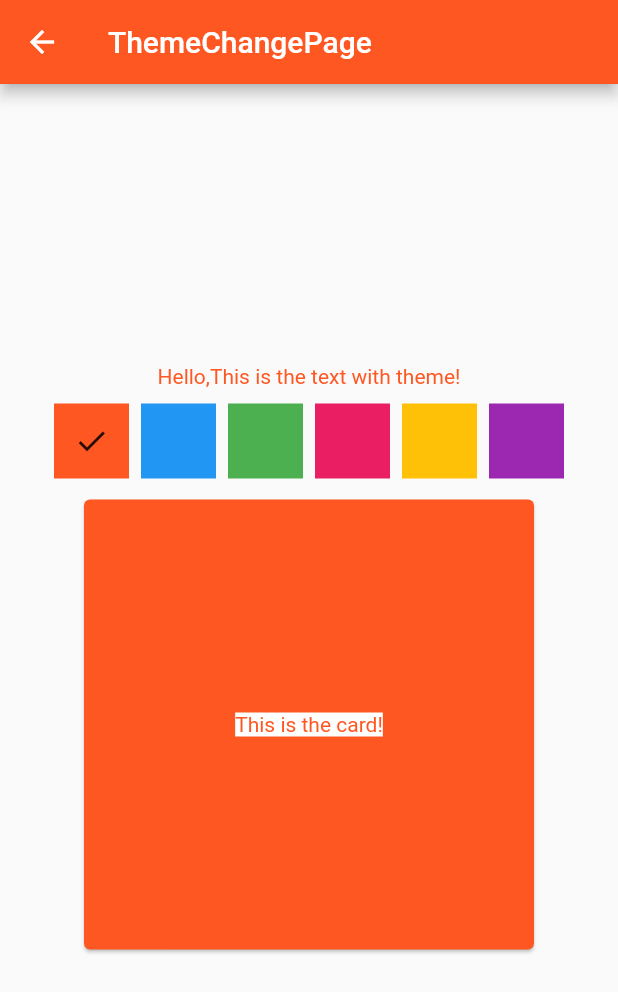
After one commit to ourCHK/flutter_learning_project, a Flutter app: the screen it shows after launch, after a tap on "themeChangeTest", on a phone screen of 412 x 824 dp. The commit adds this screen. Shown: the top 992 px of the screen. Run offline on Flutter 3.47's test engine with Material 2 defaults, Android fonts, the phone set to English and light mode, and no system bars.

Commit message:
新增主题切换

```diff
--- a/lib/entry_list_type.dart
+++ b/lib/entry_list_type.dart
@@ -2,12 +2,13 @@
 import 'package:flutter/material.dart';
 import 'package:flutter_learning_project/page/custom_provider_page.dart';
 import 'package:flutter_learning_project/page/inherited_widget_page.dart';
+import 'package:flutter_learning_project/page/theme_change_page.dart';
 
 enum EntryListType {
 
   inheritedWidgetTest,
   customProviderTest,
-
+  themeChangeTest,
 }
 
 extension EntryListTypeExtension on EntryListType {
@@ -22,6 +23,8 @@ extension EntryListTypeExtension on EntryListType {
         return const InheritedWidgetPage();
       case EntryListType.customProviderTest:
         return const CustomProviderPage();
+      case EntryListType.themeChangeTest:
+        return const ThemeChangePage();
     }
   }
 
--- a/lib/main.dart
+++ b/lib/main.dart
@@ -1,8 +1,12 @@
 import 'package:flutter/material.dart';
+import 'package:flutter/services.dart';
 
 import 'entry.dart';
 
 void main() {
+  SystemChrome.setSystemUIOverlayStyle(SystemUiOverlayStyle(
+    statusBarColor: Colors.transparent
+  ));
   runApp(const MyLearningApp());
 }
 
--- /dev/null
+++ b/lib/page/theme_change_page.dart
@@ -0,0 +1,104 @@
+import 'package:flutter/material.dart';
+import 'package:flutter_learning_project/theme/theme_config.dart';
+
+class ThemeChangePage extends StatefulWidget {
+  const ThemeChangePage({super.key});
+
+  @override
+  State createState() {
+    return _ThemeChangePageState();
+  }
+}
+
+class _ThemeChangePageState extends State<ThemeChangePage> {
+  int whichTheme = 0;
+
+  late ThemeData themeData;
+
+  @override
+  void initState() {
+    super.initState();
+    themeData = ThemeData();
+  }
+
+  @override
+  Widget build(BuildContext context) {
+    return Theme(
+        data: ThemeConfig.themeList[whichTheme],
+        child: Scaffold(
+          appBar: AppBar(title: const Text("ThemeChangePage")),
+          body: Center(
+            child: Column(
+              mainAxisAlignment: MainAxisAlignment.center,
+              children: [
+                const Text(
+                  "Hello,This is the text with theme!",
+                ),
+                Padding(
+                    padding: const EdgeInsets.symmetric(vertical: 10),
+                    child: renderColorChip()),
+                Card(
+                    child: InkWell(
+                  splashColor: Colors.limeAccent,
+                  onTap: () {},
+                  child: const SizedBox(
+                      width: 300,
+                      height: 300,
+                      child: Center(
+                          child: DecoratedBox(
+                        decoration: BoxDecoration(color: Colors.white),
+                        child: Text("This is the card!"),
+                      ))),
+                ))
+              ],
+            ),
+          ),
+        ));
+  }
+
+  Widget renderColorChip() {
+    List<Widget> children = [];
+    for (int i = 0; i < ThemeConfig.themeList.length; i++) {
+      var color = ThemeConfig.themeList[i].primaryColor;
+      Widget child;
+      if (i == whichTheme) {
+        child = Container(
+            width: 50,
+            height: 50,
+            color: color,
+            child: const Icon(Icons.check));
+      } else {
+        child = Container(
+          width: 50,
+          height: 50,
+          color: color,
+        );
+      }
+      children.add(GestureDetector(
+        onTap: () => tapColor(i),
+        child: child,
+      ));
+    }
+    return Wrap(
+      spacing: 8.0,
+      runSpacing: 4.0,
+      children: children,
+    );
+  }
+
+  tapColor(int which) {
+    setState(() {
+      whichTheme = which;
+    });
+  }
+
+  changeTheme() {
+    setState(() {
+      themeData = ThemeData(
+        colorSchemeSeed: Color(0xffff00b7),
+        // primaryColor: Colors.amberAccent,
+        // primarySwatch: Colors.green,
+      );
+    });
+  }
+}
--- /dev/null
+++ b/lib/theme/theme_config.dart
@@ -0,0 +1,48 @@
+import 'package:flutter/material.dart';
+
+class ThemeConfig {
+  static ThemeData themeData1 = ThemeData(
+    primarySwatch: Colors.deepOrange,
+    textTheme: const TextTheme(bodyMedium: TextStyle(color: Colors.deepOrange)),
+    cardColor: Colors.deepOrange,
+  );
+
+  static ThemeData themeData2 = ThemeData(
+    primarySwatch: Colors.blue,
+    textTheme: const TextTheme(bodyMedium: TextStyle(color: Colors.blue)),
+    cardColor: Colors.blue,
+  );
+
+  static ThemeData themeData3 = ThemeData(
+    primarySwatch: Colors.green,
+    textTheme: const TextTheme(bodyMedium: TextStyle(color: Colors.green)),
+    cardColor: Colors.green,
+  );
+
+  static ThemeData themeData4 = ThemeData(
+    primarySwatch: Colors.pink,
+    textTheme: const TextTheme(bodyMedium: TextStyle(color: Colors.pink)),
+    cardColor: Colors.pink,
+  );
+
+  static ThemeData themeData5 = ThemeData(
+    primarySwatch: Colors.amber,
+    textTheme: const TextTheme(bodyMedium: TextStyle(color: Colors.amber)),
+    cardColor: Colors.amber,
+  );
+
+  static ThemeData themeData6 = ThemeData(
+    primarySwatch: Colors.purple,
+    textTheme: const TextTheme(bodyMedium: TextStyle(color: Colors.purple)),
+    cardColor: Colors.purple,
+  );
+
+  static List<ThemeData> themeList = [
+    themeData1,
+    themeData2,
+    themeData3,
+    themeData4,
+    themeData5,
+    themeData6,
+  ];
+}
```
